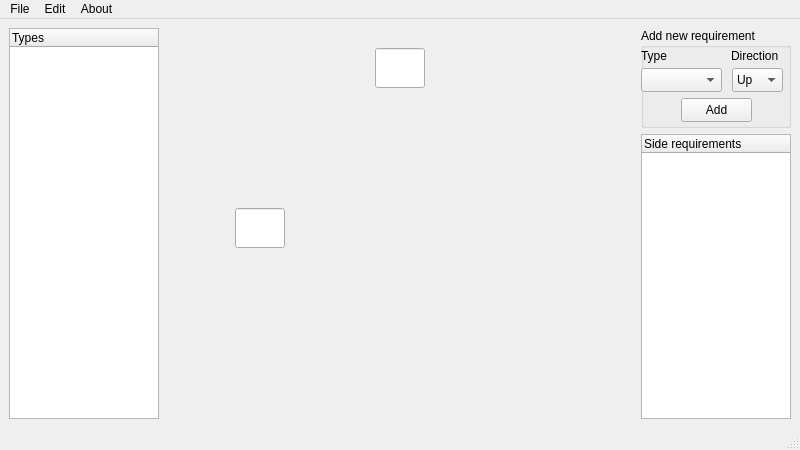
Before: the Qt Designer form UI/Windows/mainwindow.ui in MrChrisFix/Floorplan-Optimizer, drawn with Qt 5.
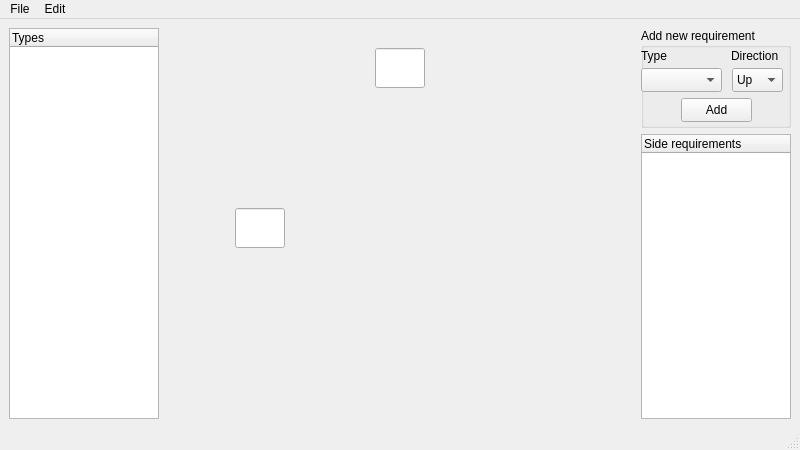
After: the same form once the commit is applied. Custom widgets are drawn as their Qt base class.

Commit message: Removed unused About button

Patch:
```diff
--- a/UI/Windows/mainwindow.ui
+++ b/UI/Windows/mainwindow.ui
@@ -295,14 +295,8 @@
     </property>
     <addaction name="actionAdd_new_type"/>
    </widget>
-   <widget class="QMenu" name="menuAbout">
-    <property name="title">
-     <string>About</string>
-    </property>
-   </widget>
    <addaction name="menuFile"/>
    <addaction name="menuEdit"/>
-   <addaction name="menuAbout"/>
   </widget>
   <widget class="QStatusBar" name="statusbar"/>
   <action name="actionNew">
```
